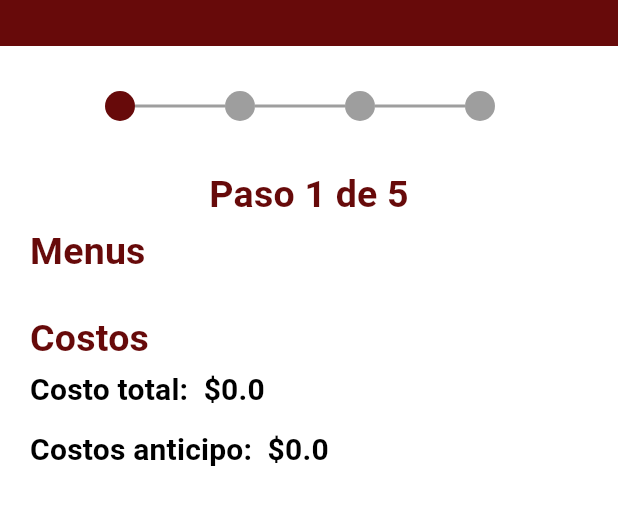
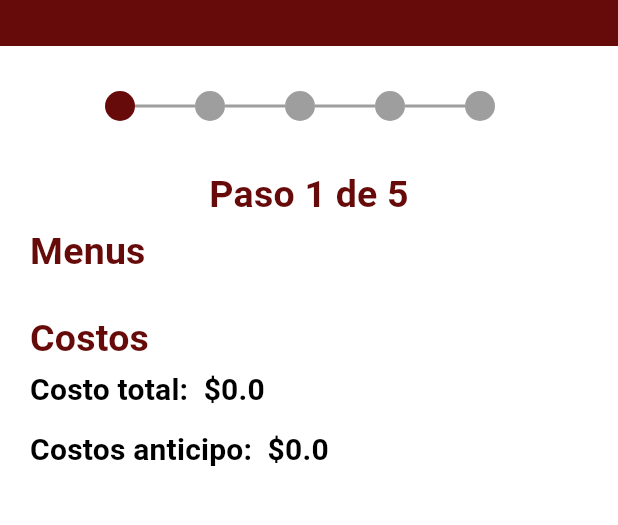
Before and after one commit to josue2718/ApliacionMovil, a Flutter app: the MenuSelectPage screen opened directly with empty values, on a phone screen of 412 x 824 dp, the part 89-614 px from its top. Run offline on Flutter 3.47's test engine with Material 3 defaults, Android fonts, the phone set to English and light mode, and no system bars; drawn by our look-alikes of keyboard_dismisser; our stand-ins replace carousel_slider, geolocator, google_maps_flutter, image_picker, shared_preferences and 2 more; missing offline and left inert: dart:ffi; accounts and stored records are empty; network calls fail.

Commit message:
12/03/2025

```diff
--- a/cateringmid/lib/Reservas/selectmenu.dart
+++ b/cateringmid/lib/Reservas/selectmenu.dart
@@ -462,7 +462,7 @@ Widget _bar(){
                 ),
                 ),
                 Container(
-                  width: 60,
+                  width: 40,
                   height: 2,
                   color:  Colors.grey, // Estado actual
                 ),
@@ -484,7 +484,30 @@ Widget _bar(){
                 ),
                 ),
                 Container(
-                  width: 60,
+                  width: 40,
+                  height: 2,
+                  color: Colors.grey, // Estado actual
+                ),
+              ],
+            ),
+
+
+          ],
+        ),
+        Column(
+          children: [
+            Row(
+              children: [
+                Container(
+                width: 20,
+                height: 20,
+                decoration: BoxDecoration(
+                  shape: BoxShape.circle,
+                  color: Colors.grey, // Estado actual
+                ),
+                ),
+                Container(
+                  width: 40,
                   height: 2,
                   color: Colors.grey, // Estado actual
                 ),
@@ -507,7 +530,7 @@ Widget _bar(){
                 ),
                 ),
                 Container(
-                  width: 60,
+                  width: 40,
                   height: 2,
                   color: Colors.grey, // Estado actual
                 ),
```
Also changed, not shown: cateringmid/lib/Hreservas/pagoreserva.dart (+12 -0 lines), cateringmid/lib/Reservas/adicionales.dart (+9 -7 lines), 4 other files.
